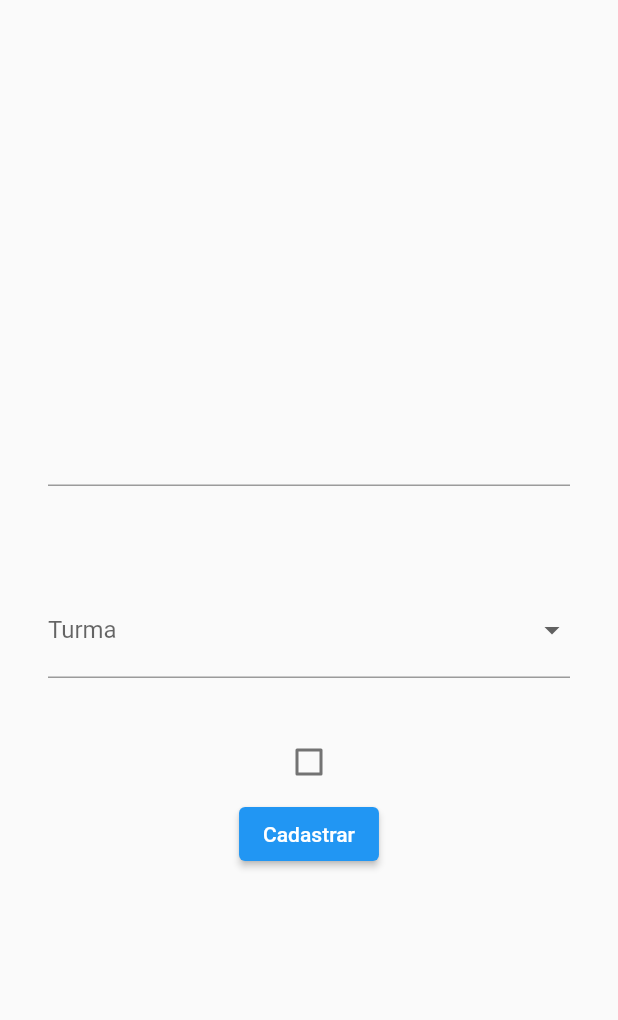
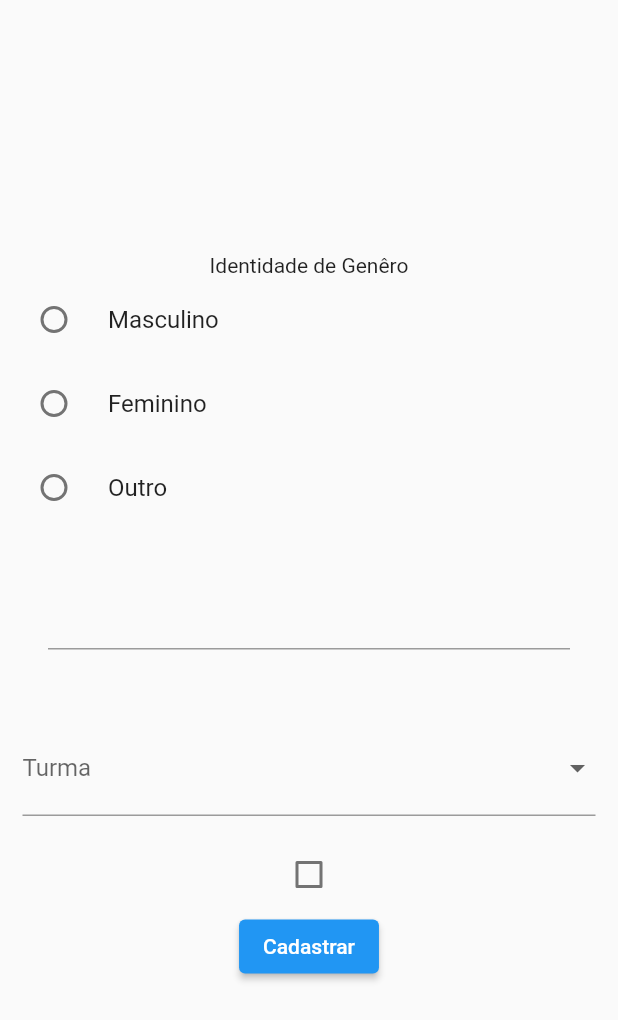
Before and after one commit to A-Vocado/FlutterSemanaTres, a Flutter app: the screen it shows after launch, on a phone screen of 412 x 824 dp. Shown: the top 1020 px of the screen. Run offline on Flutter 3.47's test engine with Material 2 defaults, Android fonts, the phone set to English and light mode, and no system bars.

Commit message:
Identidade de Genêro e Turma

```diff
--- a/lib/main.dart
+++ b/lib/main.dart
@@ -26,9 +26,8 @@ class Home extends StatefulWidget {
 
 class _HomeState extends State<Home> {
   final formMasterKey = GlobalKey<FormState>();
-
   bool isChecked = false;
-
+  String selectedGenre = '';
   @override
   Widget build(BuildContext context) {
     return Scaffold(
@@ -44,16 +43,40 @@ class _HomeState extends State<Home> {
                 child: Column(
                   mainAxisAlignment: MainAxisAlignment.center,
                   children: [
-                    //TODO: adicionar widget de campo de nome
-                    //TODO: adicionar widget de campo de senha
-                    //TODO: adicionar widget de campo de confirmação de senha
-                    //TODO: adicionar widget de campo de cpf
-                    //TODO: adicionar widget de campo de data de nascimento
-                    //TODO: adicionar widget de campo de turma
-
+                    Text('Identidade de Genêro'),
+                    RadioListTile(
+                        title: Text('Masculino'),
+                        activeColor: Colors.red,
+                        value: 'Masculino',
+                        groupValue: selectedGenre,
+                        onChanged: (String? valor) {
+                          setState(() {
+                            selectedGenre = valor!;
+                          });
+                        }),
+                    RadioListTile(
+                        title: Text('Feminino'),
+                        activeColor: Colors.red,
+                        value: 'Feminino',
+                        groupValue: selectedGenre,
+                        onChanged: (String? valor) {
+                          setState(() {
+                            selectedGenre = valor!;
+                          });
+                        }),
+                    RadioListTile(
+                        title: Text('Outro'),
+                        activeColor: Colors.red,
+                        value: 'Outro',
+                        groupValue: selectedGenre,
+                        onChanged: (String? valor) {
+                          setState(() {
+                            selectedGenre = valor!;
+                          });
+                        }),
                     const EmailField(),
                     Padding(
-                      padding: const EdgeInsets.all(32.0),
+                      padding: const EdgeInsets.all(15.0),
                       child: DropdownButtonFormField<String>(
                         decoration: const InputDecoration(labelText: 'Turma'),
                         validator: Validator.validateStatesDropdown,
```
